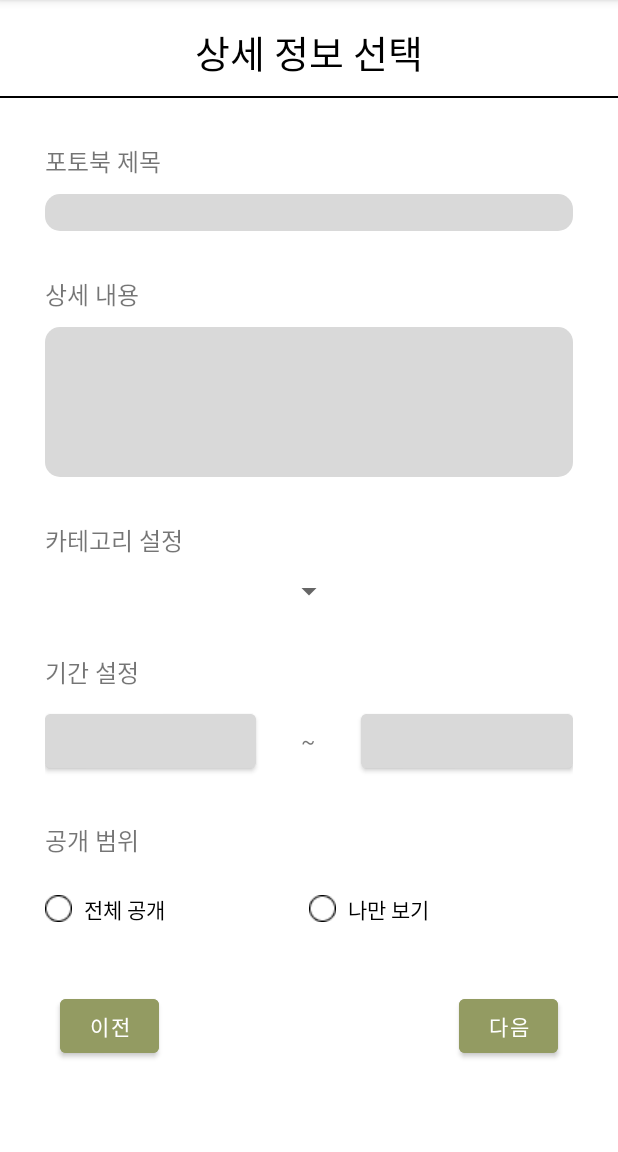
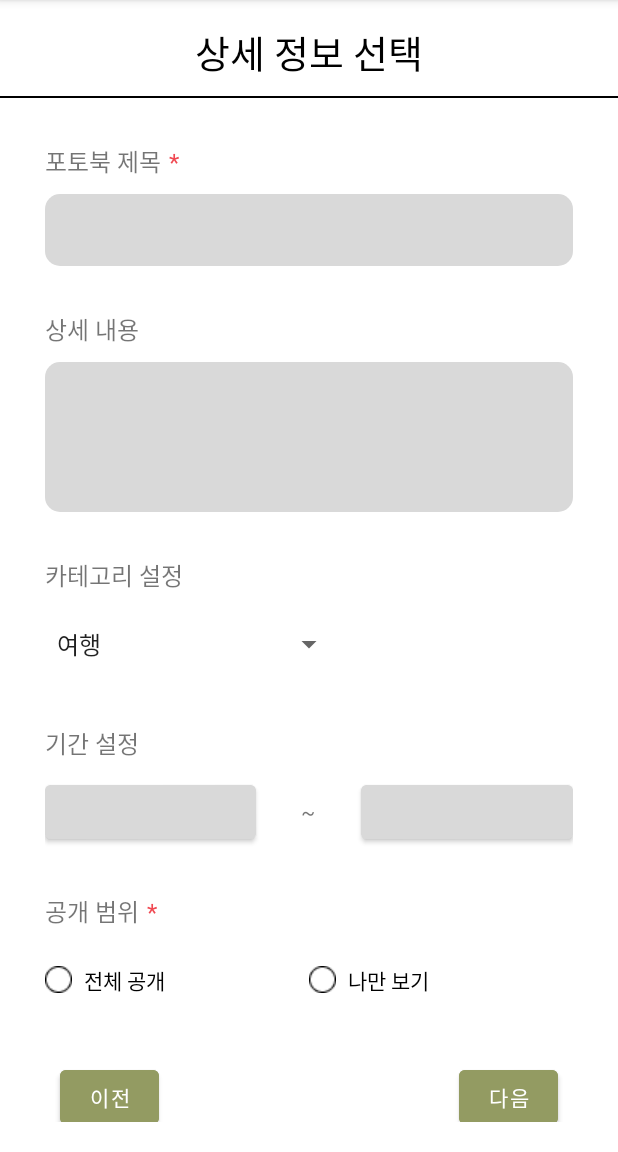
Before and after one commit to spring-2023-Corner-Hackathon/frontend, an Android app: the detailSetting screen opened directly, with no data from a screen before it, on a phone screen of 412 x 824 dp, the part 84-1236 px from its top. Run offline under Robolectric (Android 15) with nearby library versions, the phone set to English and light mode, and no system bars.

Commit message:
상세 설명 페이지

```diff
--- a/app/src/main/java/com/example/photobook/ChooseImages.kt
+++ b/app/src/main/java/com/example/photobook/ChooseImages.kt
@@ -38,6 +38,7 @@ class ChooseImages : AppCompatActivity() {
     private val imageResult = registerForActivityResult(
         ActivityResultContracts.StartActivityForResult()
     ) {
+        uriList.clear()
         if(it.resultCode == Activity.RESULT_OK && it.data?.data != null) {
             val clipData = it?.data?.clipData
             val clipDataSize = clipData?.itemCount
--- a/app/src/main/java/com/example/photobook/detailSetting.kt
+++ b/app/src/main/java/com/example/photobook/detailSetting.kt
@@ -1,11 +1,121 @@
 package com.example.photobook
 
+import android.app.DatePickerDialog
+import android.content.Intent
 import androidx.appcompat.app.AppCompatActivity
 import android.os.Bundle
+import android.text.TextUtils
+import android.view.View
+import android.widget.AdapterView
+import android.widget.ArrayAdapter
+import android.widget.Toast
+import com.example.photobook.databinding.ActivityDetailSettingBinding
+import java.util.*
 
 class detailSetting : AppCompatActivity() {
     override fun onCreate(savedInstanceState: Bundle?) {
         super.onCreate(savedInstanceState)
-        setContentView(R.layout.activity_detail_setting)
+        //setContentView(R.layout.activity_detail_setting)
+
+        val binding = ActivityDetailSettingBinding.inflate(layoutInflater)
+        setContentView(binding.root)
+
+        var bookTitle = binding.photoBookTitle.text  // 책 제목(필수 선택)
+        var bookMemo = binding.photoBookMemo.text    // 책 내용
+        var bookCategory :String                     // 카테고리
+        var bounds : Boolean
+
+        binding.categorySpinner.adapter = ArrayAdapter.createFromResource(this, R.array.categoryItem,
+            android.R.layout.simple_spinner_item)
+
+        binding.categorySpinner.onItemSelectedListener = object : AdapterView.OnItemSelectedListener {
+            override fun onNothingSelected(parent: AdapterView<*>?) {
+
+            }
+
+            override fun onItemSelected(
+                parent: AdapterView<*>?,
+                view: View?,
+                position: Int,
+                id: Long
+            ) {
+                when (position) {
+                    // 여행
+                    0 -> { bookCategory = "travle" }
+                    // 일상
+                    1 -> { bookCategory = "daily" }
+                    // 기념일
+                    2 -> { bookCategory = "Anniversary" }
+                    //생일
+                    3 -> { bookCategory = "birthday" }
+                    // 인생네컷 모음
+                    4-> { bookCategory = "lifefourcuts" }
+                    // 기타
+                    5 -> { bookCategory = "etc" }
+                    //일치하는게 없는 경우
+                    else -> {
+                        bookCategory = "nothing"
+                    }
+                }
+            }
+
+        }
+
+        binding.startDate.setOnClickListener {
+            var start_calendar = Calendar.getInstance()
+            var year = start_calendar.get(Calendar.YEAR)
+            var month = start_calendar.get(Calendar.MONTH)
+            var day = start_calendar.get(Calendar.DAY_OF_MONTH)
+
+            var listener = DatePickerDialog.OnDateSetListener { _, i, i2, i3 ->
+                binding.startDate.text = "${i}.${i2+1}.${i3}"
+            }
+            var picker = DatePickerDialog(this, listener, year, month, day)
+            picker.show()
+        }
+        binding.endDate.setOnClickListener {
+            var end_calendar = Calendar.getInstance()
+            var year = end_calendar.get(Calendar.YEAR)
+            var month = end_calendar.get(Calendar.MONTH)
+            var day = end_calendar.get(Calendar.DAY_OF_MONTH)
+
+            var listener = DatePickerDialog.OnDateSetListener { _, i, i2, i3 ->
+                binding.endDate.text = "${i}.${i2+1}.${i3}"
+            }
+            var picker = DatePickerDialog(this, listener, year, month, day)
+            picker.show()
+        }
+
+        binding.publicRg.setOnCheckedChangeListener { radioGroup, checkedId ->
+            when(checkedId) {
+                R.id.rb_everyone -> {
+                    bounds = true // 전체 공개일 떄 true
+                }
+                R.id.rb_onlyMe-> {
+                    bounds = false // 나만 보기일 때 false
+                }
+            }
+        }
+
+        binding.coverBack.setOnClickListener {
+            val intent = Intent(this, ChooseImages::class.java)
+            startActivity(intent)
+        }
+
+        binding.coverNext.setOnClickListener {
+            if(TextUtils.isEmpty(binding.photoBookTitle.text)) {
+                Toast.makeText(this, "제목은 필수 사항입니다.", Toast.LENGTH_SHORT).show()
+            }
+            if(!binding.rbEveryone.isChecked&&!binding.rbOnlyMe.isChecked) {
+                Toast.makeText(this, "공개 범위를 선택해주세요.", Toast.LENGTH_SHORT).show()
+            }
+            else {
+                //val intent = Intent(this, ChooseImages::class.java)
+                startActivity(intent)
+            }
+        }
+
+
     }
+
 }
--- a/app/src/main/res/layout/activity_detail_setting.xml
+++ b/app/src/main/res/layout/activity_detail_setting.xml
@@ -33,83 +33,117 @@
                 android:layout_width="match_parent"
                 android:layout_height="wrap_content"
                 android:orientation="vertical">
+                <LinearLayout
+                    android:layout_width="wrap_content"
+                    android:layout_height="wrap_content"
+                    android:orientation="horizontal">
                     <TextView
                         android:layout_width="wrap_content"
                         android:layout_height="wrap_content"
                         android:text="포토북 제목"
                         android:textSize="16dp"/>
+                    <TextView
+                        android:layout_marginLeft="5dp"
+                        android:layout_width="wrap_content"
+                        android:layout_height="wrap_content"
+                        android:text="*"
+                        android:textColor="#F04851"
+                        android:textSize="16dp"/>
+                </LinearLayout>
 
                 <EditText
+                    android:id="@+id/photoBookTitle"
+                    android:layout_width="match_parent"
+                    android:layout_height="48dp"
                     android:layout_marginTop="10dp"
                     android:layout_marginBottom="30dp"
                     android:background="@drawable/setting_background"
-                    android:id="@+id/photoBookTitle"
-                    android:layout_width="match_parent"
-                    android:layout_height="wrap_content"/>
+                    tools:ignore="SpeakableTextPresentCheck" />
                 <TextView
                     android:layout_width="wrap_content"
                     android:layout_height="wrap_content"
                     android:text="상세 내용"
                     android:textSize="16dp"/>
+
                 <EditText
+                    android:id="@+id/photoBookMemo"
+                    android:layout_width="match_parent"
+                    android:layout_height="100dp"
                     android:layout_marginTop="10dp"
                     android:layout_marginBottom="30dp"
                     android:background="@drawable/setting_background"
-                    android:id="@+id/photoBookMemo"
-                    android:layout_width="match_parent"
-                    android:layout_height="100dp"/>
+                    tools:ignore="SpeakableTextPresentCheck" />
                 <TextView
                     android:layout_width="wrap_content"
                     android:layout_height="wrap_content"
                     android:text="카테고리 설정"
                     android:textSize="16dp">
                 </TextView>
+
                 <Spinner
+                    android:id="@+id/categorySpinner"
+                    android:layout_width="200dp"
+                    android:layout_height="48dp"
                     android:layout_marginTop="10dp"
                     android:layout_marginBottom="30dp"
-                    android:id="@+id/categorySpinner"
-                    android:layout_width="200dp"
-                    android:layout_height="wrap_content" />
+                    tools:ignore="SpeakableTextPresentCheck" />
                 <TextView
                     android:layout_width="wrap_content"
                     android:layout_height="wrap_content"
                     android:text="기간 설정"
                     android:textSize="16dp"/>
                 <LinearLayout
+                    android:layout_marginBottom="30dp"
                     android:layout_marginTop="10dp"
                     android:layout_width="match_parent"
                     android:layout_height="wrap_content"
                     android:orientation="horizontal">
+
                     <Button
-                        android:textColor="@color/black"
-                        android:backgroundTint="#D9D9D9"
                         android:id="@+id/startDate"
                         android:layout_width="0dp"
                         android:layout_height="wrap_content"
                         android:layout_weight="1"
-                        android:text=""/>
+                        android:backgroundTint="#D9D9D9"
+                        android:text=""
+                        android:textColor="@color/black"
+                        tools:ignore="SpeakableTextPresentCheck" />
                     <TextView
                         android:gravity="center"
                         android:layout_width="0dp"
                         android:layout_height="wrap_content"
                         android:layout_weight="0.5"
                         android:text="~"/>
+
                     <Button
-                        android:textColor="@color/black"
-                        android:backgroundTint="#D9D9D9"
                         android:id="@+id/endDate"
                         android:layout_width="0dp"
                         android:layout_height="wrap_content"
                         android:layout_weight="1"
-                        android:text=""/>
+                        android:backgroundTint="#D9D9D9"
+                        android:text=""
+                        android:textColor="@color/black"
+                        tools:ignore="SpeakableTextPresentCheck" />
                 </LinearLayout>
+                <LinearLayout
+                    android:layout_width="wrap_content"
+                    android:layout_height="wrap_content"
+                    android:orientation="horizontal">
                     <TextView
-                    android:layout_marginTop="30dp"
                         android:layout_width="wrap_content"
                         android:layout_height="wrap_content"
                         android:text="공개 범위"
                         android:textSize="16dp"/>
+                    <TextView
+                        android:layout_marginLeft="5dp"
+                        android:layout_width="wrap_content"
+                        android:layout_height="wrap_content"
+                        android:text="*"
+                        android:textColor="#F04851"
+                        android:textSize="16dp"/>
+                </LinearLayout>
                 <RadioGroup
+                    android:id="@+id/public_rg"
                     android:layout_marginTop="10dp"
                     android:layout_width="match_parent"
                     android:layout_height="wrap_content"
```
Lines whose indentation alone changed are shown as unchanged.
